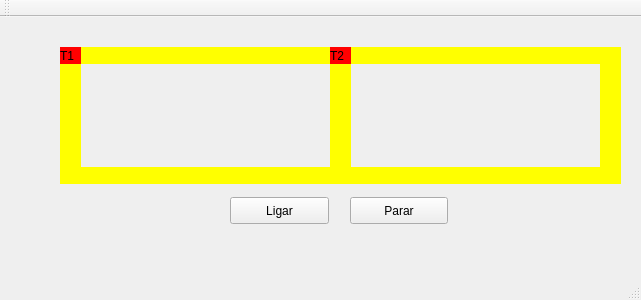
Qt form mainwindow.ui (bigodel/uai) before a commit.
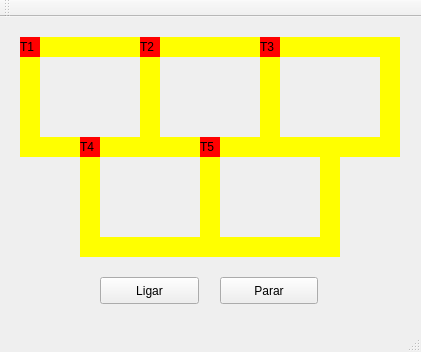
The same form after that commit.

Commit message: adicionar os outros 3 trens (trem{3,4,5})

Diff of the .ui file:
```diff
--- a/mainwindow.ui
+++ b/mainwindow.ui
@@ -6,8 +6,8 @@
    <rect>
     <x>0</x>
     <y>0</y>
-    <width>641</width>
-    <height>300</height>
+    <width>421</width>
+    <height>352</height>
    </rect>
   </property>
   <property name="windowTitle">
@@ -17,10 +17,10 @@
    <widget class="QLabel" name="label_trem1">
     <property name="geometry">
      <rect>
-      <x>60</x>
-      <y>30</y>
-      <width>21</width>
-      <height>17</height>
+      <x>20</x>
+      <y>20</y>
+      <width>20</width>
+      <height>20</height>
      </rect>
     </property>
     <property name="styleSheet">
@@ -30,29 +30,269 @@
      <string>T1</string>
     </property>
    </widget>
-   <widget class="QLabel" name="label_trilho1">
+   <widget class="QLabel" name="label_trem2">
     <property name="geometry">
      <rect>
+      <x>140</x>
+      <y>20</y>
+      <width>20</width>
+      <height>20</height>
+     </rect>
+    </property>
+    <property name="styleSheet">
+     <string notr="true">QLabel { background: red}</string>
+    </property>
+    <property name="text">
+     <string>T2</string>
+    </property>
+   </widget>
+   <widget class="QLabel" name="label_trem3">
+    <property name="geometry">
+     <rect>
+      <x>260</x>
+      <y>20</y>
+      <width>20</width>
+      <height>20</height>
+     </rect>
+    </property>
+    <property name="styleSheet">
+     <string notr="true">QLabel { background: red}</string>
+    </property>
+    <property name="text">
+     <string>T3</string>
+    </property>
+   </widget>
+   <widget class="QLabel" name="label_trem4">
+    <property name="geometry">
+     <rect>
       <x>80</x>
-      <y>30</y>
-      <width>250</width>
-      <height>17</height>
+      <y>120</y>
+      <width>20</width>
+      <height>20</height>
      </rect>
     </property>
     <property name="styleSheet">
+     <string notr="true">QLabel { background: red}</string>
+    </property>
+    <property name="text">
+     <string>T4</string>
+    </property>
+   </widget>
+   <widget class="QLabel" name="label_trem5">
+    <property name="geometry">
+     <rect>
+      <x>200</x>
+      <y>120</y>
+      <width>20</width>
+      <height>20</height>
+     </rect>
+    </property>
+    <property name="styleSheet">
+     <string notr="true">QLabel { background: red}</string>
+    </property>
+    <property name="text">
+     <string>T5</string>
+    </property>
+   </widget>
+   <widget class="QLabel" name="label_trilho01">
+    <property name="geometry">
+     <rect>
+      <x>40</x>
+      <y>20</y>
+      <width>100</width>
+      <height>20</height>
+     </rect>
+    </property>
+    <property name="styleSheet">
      <string notr="true">QLabel { background: yellow}</string>
     </property>
     <property name="text">
      <string/>
     </property>
    </widget>
-   <widget class="QLabel" name="label_trilho2">
+   <widget class="QLabel" name="label_trilho02">
     <property name="geometry">
      <rect>
+      <x>140</x>
+      <y>20</y>
+      <width>20</width>
+      <height>120</height>
+     </rect>
+    </property>
+    <property name="styleSheet">
+     <string notr="true">QLabel { background: yellow}</string>
+    </property>
+    <property name="text">
+     <string/>
+    </property>
+   </widget>
+   <widget class="QLabel" name="label_trilho03">
+    <property name="geometry">
+     <rect>
+      <x>40</x>
+      <y>120</y>
+      <width>100</width>
+      <height>20</height>
+     </rect>
+    </property>
+    <property name="styleSheet">
+     <string notr="true">QLabel { background: yellow}</string>
+    </property>
+    <property name="text">
+     <string/>
+    </property>
+   </widget>
+   <widget class="QLabel" name="label_trilho04">
+    <property name="geometry">
+     <rect>
+      <x>20</x>
+      <y>20</y>
+      <width>20</width>
+      <height>120</height>
+     </rect>
+    </property>
+    <property name="styleSheet">
+     <string notr="true">QLabel { background: yellow}</string>
+    </property>
+    <property name="text">
+     <string/>
+    </property>
+   </widget>
+   <widget class="QLabel" name="label_trilho05">
+    <property name="geometry">
+     <rect>
+      <x>160</x>
+      <y>20</y>
+      <width>100</width>
+      <height>20</height>
+     </rect>
+    </property>
+    <property name="styleSheet">
+     <string notr="true">QLabel { background: yellow}</string>
+    </property>
+    <property name="text">
+     <string/>
+    </property>
+   </widget>
+   <widget class="QLabel" name="label_trilho06">
+    <property name="geometry">
+     <rect>
+      <x>260</x>
+      <y>20</y>
+      <width>20</width>
+      <height>120</height>
+     </rect>
+    </property>
+    <property name="styleSheet">
+     <string notr="true">QLabel { background: yellow}</string>
+    </property>
+    <property name="text">
+     <string/>
+    </property>
+   </widget>
+   <widget class="QLabel" name="label_trilho07">
+    <property name="geometry">
+     <rect>
+      <x>160</x>
+      <y>120</y>
+      <width>100</width>
+      <height>20</height>
+     </rect>
+    </property>
+    <property name="styleSheet">
+     <string notr="true">QLabel { background: yellow}</string>
+    </property>
+    <property name="text">
+     <string/>
+    </property>
+   </widget>
+   <widget class="QLabel" name="label_trilho08">
+    <property name="geometry">
+     <rect>
+      <x>280</x>
+      <y>20</y>
+      <width>100</width>
+      <height>20</height>
+     </rect>
+    </property>
+    <property name="styleSheet">
+     <string notr="true">QLabel { background: yellow}</string>
+    </property>
+    <property name="text">
+     <string/>
+    </property>
+   </widget>
+   <widget class="QLabel" name="label_trilho09">
+    <property name="geometry">
+     <rect>
+      <x>380</x>
+      <y>20</y>
+      <width>20</width>
+      <height>120</height>
+     </rect>
+    </property>
+    <property name="styleSheet">
+     <string notr="true">QLabel { background: yellow}</string>
+    </property>
+    <property name="text">
+     <string/>
+    </property>
+   </widget>
+   <widget class="QLabel" name="label_trilho10">
+    <property name="geometry">
+     <rect>
+      <x>280</x>
+      <y>120</y>
+      <width>100</width>
+      <height>20</height>
+     </rect>
+    </property>
+    <property name="styleSheet">
+     <string notr="true">QLabel { background: yellow}</string>
+    </property>
+    <property name="text">
+     <string/>
+    </property>
+   </widget>
+   <widget class="QLabel" name="label_trilho11">
+    <property name="geometry">
+     <rect>
+      <x>200</x>
+      <y>140</y>
+      <width>20</width>
+      <height>100</height>
+     </rect>
+    </property>
+    <property name="styleSheet">
+     <string notr="true">QLabel { background: yellow}</string>
+    </property>
+    <property name="text">
+     <string/>
+    </property>
+   </widget>
+   <widget class="QLabel" name="label_trilho12">
+    <property name="geometry">
+     <rect>
+      <x>100</x>
+      <y>220</y>
+      <width>100</width>
+      <height>20</height>
+     </rect>
+    </property>
+    <property name="styleSheet">
+     <string notr="true">QLabel { background: yellow}</string>
+    </property>
+    <property name="text">
+     <string/>
+    </property>
+   </widget>
+   <widget class="QLabel" name="label_trilho13">
+    <property name="geometry">
+     <rect>
       <x>80</x>
-      <y>150</y>
-      <width>250</width>
-      <height>17</height>
+      <y>140</y>
+      <width>20</width>
+      <height>100</height>
      </rect>
     </property>
     <property name="styleSheet">
@@ -62,13 +302,13 @@
      <string/>
     </property>
    </widget>
-   <widget class="QLabel" name="label_trilho3">
+   <widget class="QLabel" name="label_trilho15">
     <property name="geometry">
      <rect>
-      <x>330</x>
-      <y>30</y>
-      <width>21</width>
-      <height>137</height>
+      <x>220</x>
+      <y>220</y>
+      <width>100</width>
+      <height>20</height>
      </rect>
     </property>
     <property name="styleSheet">
@@ -78,13 +318,13 @@
      <string/>
     </property>
    </widget>
-   <widget class="QLabel" name="label_trilho4">
+   <widget class="QLabel" name="label_trilho14">
     <property name="geometry">
      <rect>
-      <x>60</x>
-      <y>30</y>
-      <width>21</width>
-      <height>137</height>
+      <x>320</x>
+      <y>140</y>
+      <width>20</width>
+      <height>100</height>
      </rect>
     </property>
     <property name="styleSheet">
@@ -94,11 +334,11 @@
      <string/>
     </property>
    </widget>
-   <widget class="QPushButton" name="pushButton">
+   <widget class="QPushButton" name="button_ligar">
     <property name="geometry">
      <rect>
-      <x>230</x>
-      <y>180</y>
+      <x>100</x>
+      <y>260</y>
       <width>99</width>
       <height>27</height>
      </rect>
@@ -107,11 +347,11 @@
      <string>Ligar</string>
     </property>
    </widget>
-   <widget class="QPushButton" name="pushButton_2">
+   <widget class="QPushButton" name="button_parar">
     <property name="geometry">
      <rect>
-      <x>350</x>
-      <y>180</y>
+      <x>220</x>
+      <y>260</y>
       <width>98</width>
       <height>27</height>
      </rect>
@@ -120,89 +360,36 @@
      <string>Parar</string>
     </property>
    </widget>
-   <widget class="QLabel" name="label_trilho4_2">
-    <property name="geometry">
-     <rect>
-      <x>600</x>
-      <y>30</y>
-      <width>21</width>
-      <height>137</height>
-     </rect>
-    </property>
-    <property name="styleSheet">
-     <string notr="true">QLabel { background: yellow}</string>
-    </property>
-    <property name="text">
-     <string/>
-    </property>
-   </widget>
-   <widget class="QLabel" name="label_trilho1_2">
-    <property name="geometry">
-     <rect>
-      <x>350</x>
-      <y>30</y>
-      <width>250</width>
-      <height>17</height>
-     </rect>
-    </property>
-    <property name="styleSheet">
-     <string notr="true">QLabel { background: yellow}</string>
-    </property>
-    <property name="text">
-     <string/>
-    </property>
-   </widget>
-   <widget class="QLabel" name="label_trilho2_2">
-    <property name="geometry">
-     <rect>
-      <x>350</x>
-      <y>150</y>
-      <width>250</width>
-      <height>17</height>
-     </rect>
-    </property>
-    <property name="styleSheet">
-     <string notr="true">QLabel { background: yellow}</string>
-    </property>
-    <property name="text">
-     <string/>
-    </property>
-   </widget>
-   <widget class="QLabel" name="label_trem2">
-    <property name="geometry">
-     <rect>
-      <x>330</x>
-      <y>30</y>
-      <width>21</width>
-      <height>17</height>
-     </rect>
-    </property>
-    <property name="styleSheet">
-     <string notr="true">QLabel { background: red}</string>
-    </property>
-    <property name="text">
-     <string>T2</string>
-    </property>
-   </widget>
-   <zorder>label_trilho1</zorder>
-   <zorder>label_trilho2</zorder>
-   <zorder>label_trilho3</zorder>
-   <zorder>label_trilho4</zorder>
+   <zorder>label_trilho01</zorder>
+   <zorder>label_trilho02</zorder>
+   <zorder>label_trilho03</zorder>
+   <zorder>label_trilho04</zorder>
+   <zorder>label_trilho05</zorder>
+   <zorder>label_trilho06</zorder>
+   <zorder>label_trilho07</zorder>
+   <zorder>label_trilho08</zorder>
+   <zorder>label_trilho09</zorder>
+   <zorder>label_trilho10</zorder>
+   <zorder>label_trilho11</zorder>
+   <zorder>label_trilho12</zorder>
+   <zorder>label_trilho13</zorder>
+   <zorder>label_trilho15</zorder>
+   <zorder>label_trilho14</zorder>
+   <zorder>button_ligar</zorder>
+   <zorder>button_parar</zorder>
    <zorder>label_trem1</zorder>
-   <zorder>pushButton</zorder>
-   <zorder>pushButton_2</zorder>
-   <zorder>label_trilho4_2</zorder>
-   <zorder>label_trilho1_2</zorder>
-   <zorder>label_trilho2_2</zorder>
    <zorder>label_trem2</zorder>
+   <zorder>label_trem3</zorder>
+   <zorder>label_trem4</zorder>
+   <zorder>label_trem5</zorder>
   </widget>
   <widget class="QMenuBar" name="menuBar">
    <property name="geometry">
     <rect>
      <x>0</x>
      <y>0</y>
-     <width>641</width>
-     <height>22</height>
+     <width>421</width>
+     <height>19</height>
     </rect>
    </property>
   </widget>
```
The commit also changes 5 other files.
